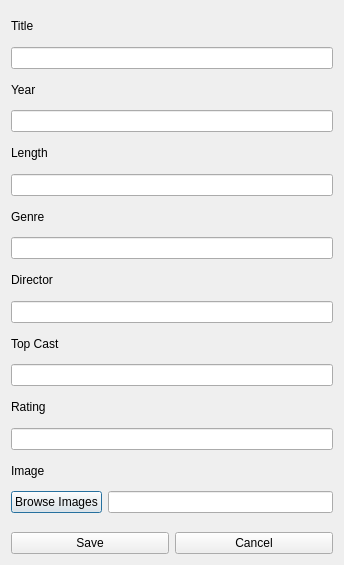
The window that dialogwindow.ui (filip-ba/movie-archive) describes before a commit, drawn with Qt 5.
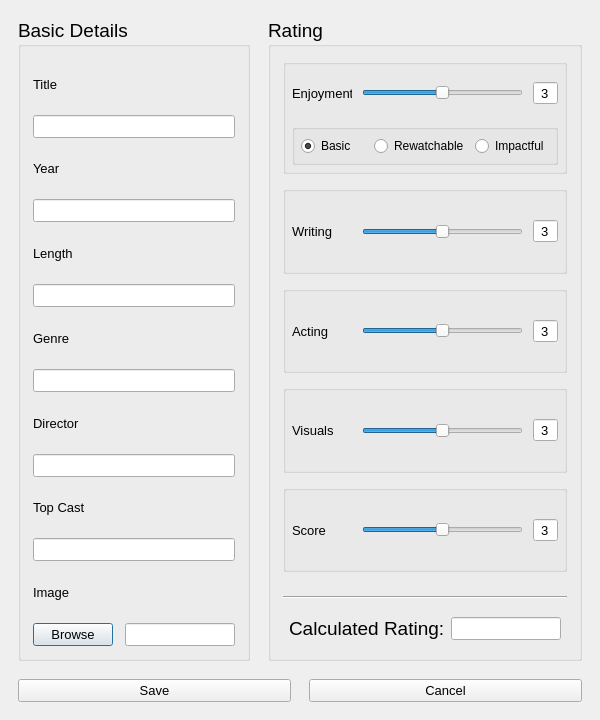
The same window after the commit.

Commit message: rating, save each movie to txt

The edit to the form file:
```diff
--- a/dialogwindow.ui
+++ b/dialogwindow.ui
@@ -2,137 +2,1133 @@
 <ui version="4.0">
  <class>DialogWindow</class>
  <widget class="QDialog" name="DialogWindow">
+  <property name="windowModality">
+   <enum>Qt::NonModal</enum>
+  </property>
+  <property name="enabled">
+   <bool>true</bool>
+  </property>
   <property name="geometry">
    <rect>
     <x>0</x>
     <y>0</y>
-    <width>344</width>
-    <height>565</height>
+    <width>600</width>
+    <height>720</height>
    </rect>
   </property>
+  <property name="sizePolicy">
+   <sizepolicy hsizetype="Fixed" vsizetype="Fixed">
+    <horstretch>0</horstretch>
+    <verstretch>0</verstretch>
+   </sizepolicy>
+  </property>
+  <property name="minimumSize">
+   <size>
+    <width>600</width>
+    <height>650</height>
+   </size>
+  </property>
+  <property name="maximumSize">
+   <size>
+    <width>600</width>
+    <height>720</height>
+   </size>
+  </property>
   <property name="windowTitle">
    <string>Dialog</string>
   </property>
-  <layout class="QVBoxLayout" name="verticalLayout">
+  <property name="sizeGripEnabled">
+   <bool>false</bool>
+  </property>
+  <layout class="QVBoxLayout" name="verticalLayout_3">
+   <property name="spacing">
+    <number>18</number>
+   </property>
+   <property name="leftMargin">
+    <number>18</number>
+   </property>
+   <property name="topMargin">
+    <number>18</number>
+   </property>
+   <property name="rightMargin">
+    <number>18</number>
+   </property>
+   <property name="bottomMargin">
+    <number>18</number>
+   </property>
    <item>
-    <widget class="QLabel" name="label">
-     <property name="text">
-      <string>Title</string>
+    <layout class="QHBoxLayout" name="horizontalLayout_10">
+     <property name="spacing">
+      <number>18</number>
      </property>
-    </widget>
-   </item>
-   <item>
-    <widget class="QLineEdit" name="leMovieName"/>
-   </item>
-   <item>
-    <widget class="QLabel" name="label_2">
-     <property name="text">
-      <string>Year</string>
-     </property>
-    </widget>
-   </item>
-   <item>
-    <widget class="QLineEdit" name="leMovieYear">
-     <property name="inputMethodHints">
-      <set>Qt::ImhNone</set>
-     </property>
-    </widget>
-   </item>
-   <item>
-    <widget class="QLabel" name="label_3">
-     <property name="text">
-      <string>Length</string>
-     </property>
-    </widget>
-   </item>
-   <item>
-    <widget class="QLineEdit" name="leMovieLength"/>
-   </item>
-   <item>
-    <widget class="QLabel" name="label_8">
-     <property name="text">
-      <string>Genre</string>
-     </property>
-    </widget>
-   </item>
-   <item>
-    <widget class="QLineEdit" name="leMovieGenre">
-     <property name="text">
-      <string/>
-     </property>
-    </widget>
-   </item>
-   <item>
-    <widget class="QLabel" name="label_4">
-     <property name="text">
-      <string>Director</string>
-     </property>
-    </widget>
-   </item>
-   <item>
-    <widget class="QLineEdit" name="leMovieDirector"/>
-   </item>
-   <item>
-    <widget class="QLabel" name="label_5">
-     <property name="text">
-      <string>Top Cast</string>
-     </property>
-    </widget>
-   </item>
-   <item>
-    <widget class="QLineEdit" name="leMovieCast"/>
-   </item>
-   <item>
-    <widget class="QLabel" name="label_6">
-     <property name="text">
-      <string>Rating</string>
-     </property>
-    </widget>
-   </item>
-   <item>
-    <widget class="QLineEdit" name="leMovieRating"/>
-   </item>
-   <item>
-    <widget class="QLabel" name="label_7">
-     <property name="text">
-      <string>Image</string>
-     </property>
-    </widget>
-   </item>
-   <item>
-    <layout class="QHBoxLayout" name="horizontalLayout_2">
      <item>
-      <widget class="QPushButton" name="btnSelectImage">
-       <property name="text">
-        <string>Browse Images</string>
+      <widget class="QGroupBox" name="groupBox">
+       <property name="sizePolicy">
+        <sizepolicy hsizetype="Preferred" vsizetype="Expanding">
+         <horstretch>0</horstretch>
+         <verstretch>0</verstretch>
+        </sizepolicy>
        </property>
+       <property name="font">
+        <font>
+         <pointsize>14</pointsize>
+         <bold>false</bold>
+        </font>
+       </property>
+       <property name="title">
+        <string>Basic Details</string>
+       </property>
+       <layout class="QVBoxLayout" name="verticalLayout_4">
+        <property name="sizeConstraint">
+         <enum>QLayout::SetDefaultConstraint</enum>
+        </property>
+        <property name="leftMargin">
+         <number>12</number>
+        </property>
+        <property name="topMargin">
+         <number>12</number>
+        </property>
+        <property name="rightMargin">
+         <number>12</number>
+        </property>
+        <property name="bottomMargin">
+         <number>12</number>
+        </property>
+        <item>
+         <widget class="QLabel" name="label">
+          <property name="font">
+           <font>
+            <pointsize>10</pointsize>
+            <bold>false</bold>
+           </font>
+          </property>
+          <property name="text">
+           <string>Title</string>
+          </property>
+         </widget>
+        </item>
+        <item>
+         <widget class="QLineEdit" name="leMovieName">
+          <property name="font">
+           <font>
+            <pointsize>10</pointsize>
+            <bold>false</bold>
+           </font>
+          </property>
+         </widget>
+        </item>
+        <item>
+         <widget class="QLabel" name="label_2">
+          <property name="font">
+           <font>
+            <pointsize>10</pointsize>
+            <bold>false</bold>
+           </font>
+          </property>
+          <property name="text">
+           <string>Year</string>
+          </property>
+         </widget>
+        </item>
+        <item>
+         <widget class="QLineEdit" name="leMovieYear">
+          <property name="font">
+           <font>
+            <pointsize>10</pointsize>
+            <bold>false</bold>
+           </font>
+          </property>
+          <property name="inputMethodHints">
+           <set>Qt::ImhNone</set>
+          </property>
+         </widget>
+        </item>
+        <item>
+         <widget class="QLabel" name="label_3">
+          <property name="font">
+           <font>
+            <pointsize>10</pointsize>
+            <bold>false</bold>
+           </font>
+          </property>
+          <property name="text">
+           <string>Length</string>
+          </property>
+         </widget>
+        </item>
+        <item>
+         <widget class="QLineEdit" name="leMovieLength">
+          <property name="font">
+           <font>
+            <pointsize>10</pointsize>
+            <bold>false</bold>
+           </font>
+          </property>
+         </widget>
+        </item>
+        <item>
+         <widget class="QLabel" name="label_8">
+          <property name="font">
+           <font>
+            <pointsize>10</pointsize>
+            <bold>false</bold>
+           </font>
+          </property>
+          <property name="text">
+           <string>Genre</string>
+          </property>
+         </widget>
+        </item>
+        <item>
+         <widget class="QLineEdit" name="leMovieGenre">
+          <property name="font">
+           <font>
+            <pointsize>10</pointsize>
+            <bold>false</bold>
+           </font>
+          </property>
+          <property name="text">
+           <string/>
+          </property>
+         </widget>
+        </item>
+        <item>
+         <widget class="QLabel" name="label_4">
+          <property name="font">
+           <font>
+            <pointsize>10</pointsize>
+            <bold>false</bold>
+           </font>
+          </property>
+          <property name="text">
+           <string>Director</string>
+          </property>
+         </widget>
+        </item>
+        <item>
+         <widget class="QLineEdit" name="leMovieDirector">
+          <property name="font">
+           <font>
+            <pointsize>10</pointsize>
+            <bold>false</bold>
+           </font>
+          </property>
+         </widget>
+        </item>
+        <item>
+         <widget class="QLabel" name="label_5">
+          <property name="font">
+           <font>
+            <pointsize>10</pointsize>
+            <bold>false</bold>
+           </font>
+          </property>
+          <property name="text">
+           <string>Top Cast</string>
+          </property>
+         </widget>
+        </item>
+        <item>
+         <widget class="QLineEdit" name="leMovieCast">
+          <property name="font">
+           <font>
+            <pointsize>10</pointsize>
+            <bold>false</bold>
+           </font>
+          </property>
+         </widget>
+        </item>
+        <item>
+         <widget class="QLabel" name="label_7">
+          <property name="font">
+           <font>
+            <pointsize>10</pointsize>
+            <bold>false</bold>
+           </font>
+          </property>
+          <property name="text">
+           <string>Image</string>
+          </property>
+         </widget>
+        </item>
+        <item>
+         <layout class="QHBoxLayout" name="horizontalLayout_2">
+          <property name="spacing">
+           <number>12</number>
+          </property>
+          <item>
+           <widget class="QPushButton" name="btnSelectImage">
+            <property name="font">
+             <font>
+              <pointsize>10</pointsize>
+              <bold>false</bold>
+             </font>
+            </property>
+            <property name="text">
+             <string>Browse</string>
+            </property>
+           </widget>
+          </item>
+          <item>
+           <widget class="QLineEdit" name="leMovieImage">
+            <property name="font">
+             <font>
+              <pointsize>10</pointsize>
+              <bold>false</bold>
+             </font>
+            </property>
+           </widget>
+          </item>
+         </layout>
+        </item>
+       </layout>
       </widget>
      </item>
      <item>
-      <widget class="QLineEdit" name="leMovieImage"/>
+      <widget class="QGroupBox" name="groupBox_2">
+       <property name="font">
+        <font>
+         <pointsize>14</pointsize>
+        </font>
+       </property>
+       <property name="title">
+        <string>Rating</string>
+       </property>
+       <layout class="QVBoxLayout" name="verticalLayout">
+        <property name="spacing">
+         <number>12</number>
+        </property>
+        <property name="leftMargin">
+         <number>12</number>
+        </property>
+        <property name="topMargin">
+         <number>12</number>
+        </property>
+        <property name="rightMargin">
+         <number>12</number>
+        </property>
+        <property name="bottomMargin">
+         <number>12</number>
+        </property>
+        <item>
+         <widget class="QGroupBox" name="groupBox_7">
+          <property name="title">
+           <string/>
+          </property>
+          <layout class="QVBoxLayout" name="verticalLayout_2">
+           <property name="spacing">
+            <number>9</number>
+           </property>
+           <property name="leftMargin">
+            <number>6</number>
+           </property>
+           <property name="topMargin">
+            <number>6</number>
+           </property>
+           <property name="rightMargin">
+            <number>6</number>
+           </property>
+           <property name="bottomMargin">
+            <number>6</number>
+           </property>
+           <item>
+            <layout class="QHBoxLayout" name="horizontalLayout_4" stretch="0,0,0">
+             <property name="spacing">
+              <number>10</number>
+             </property>
+             <property name="leftMargin">
+              <number>0</number>
+             </property>
+             <property name="topMargin">
+              <number>9</number>
+             </property>
+             <property name="rightMargin">
+              <number>0</number>
+             </property>
+             <property name="bottomMargin">
+              <number>9</number>
+             </property>
+             <item>
+              <widget class="QLabel" name="label_01">
+               <property name="sizePolicy">
+                <sizepolicy hsizetype="Fixed" vsizetype="Fixed">
+                 <horstretch>0</horstretch>
+                 <verstretch>0</verstretch>
+                </sizepolicy>
+               </property>
+               <property name="minimumSize">
+                <size>
+                 <width>60</width>
+                 <height>26</height>
+                </size>
+               </property>
+               <property name="maximumSize">
+                <size>
+                 <width>60</width>
+                 <height>26</height>
+                </size>
+               </property>
+               <property name="font">
+                <font>
+                 <pointsize>10</pointsize>
+                </font>
+               </property>
+               <property name="text">
+                <string>Enjoyment</string>
+               </property>
+              </widget>
+             </item>
+             <item>
+              <widget class="QSlider" name="slider_enjoyment">
+               <property name="font">
+                <font>
+                 <pointsize>14</pointsize>
+                 <bold>false</bold>
+                </font>
+               </property>
+               <property name="minimum">
+                <number>1</number>
+               </property>
+               <property name="maximum">
+                <number>5</number>
+               </property>
+               <property name="pageStep">
+                <number>1</number>
+               </property>
+               <property name="value">
+                <number>3</number>
+               </property>
+               <property name="orientation">
+                <enum>Qt::Horizontal</enum>
+               </property>
+               <property name="tickPosition">
+                <enum>QSlider::NoTicks</enum>
+               </property>
+              </widget>
+             </item>
+             <item>
+              <widget class="QSpinBox" name="spinbox_enjoyment">
+               <property name="sizePolicy">
+                <sizepolicy hsizetype="Fixed" vsizetype="Fixed">
+                 <horstretch>0</horstretch>
+                 <verstretch>0</verstretch>
+                </sizepolicy>
+               </property>
+               <property name="minimumSize">
+                <size>
+                 <width>25</width>
+                 <height>0</height>
+                </size>
+               </property>
+               <property name="font">
+                <font>
+                 <pointsize>10</pointsize>
+                 <bold>false</bold>
+                 <underline>false</underline>
+                 <strikeout>false</strikeout>
+                 <stylestrategy>PreferDefault</stylestrategy>
+                 <kerning>true</kerning>
+                </font>
+               </property>
+               <property name="autoFillBackground">
+                <bool>false</bool>
+               </property>
+               <property name="frame">
+                <bool>true</bool>
+               </property>
+               <property name="alignment">
+                <set>Qt::AlignCenter</set>
+               </property>
+               <property name="readOnly">
+                <bool>true</bool>
+               </property>
+               <property name="buttonSymbols">
+                <enum>QAbstractSpinBox::NoButtons</enum>
+               </property>
+               <property name="minimum">
+                <number>1</number>
+               </property>
+               <property name="maximum">
+                <number>5</number>
+               </property>
+               <property name="value">
+                <number>3</number>
+               </property>
+              </widget>
+             </item>
+            </layout>
+           </item>
+           <item>
+            <widget class="QGroupBox" name="groupBox_8">
+             <property name="font">
+              <font>
+               <pointsize>10</pointsize>
+              </font>
+             </property>
+             <property name="title">
+              <string/>
+             </property>
+             <layout class="QHBoxLayout" name="horizontalLayout_3">
+              <property name="spacing">
+               <number>6</number>
+              </property>
+              <property name="leftMargin">
+               <number>6</number>
+              </property>
+              <property name="topMargin">
+               <number>6</number>
+              </property>
+              <property name="rightMargin">
+               <number>6</number>
+              </property>
+              <property name="bottomMargin">
+               <number>6</number>
+              </property>
+              <item>
+               <widget class="QRadioButton" name="btn_basic">
+                <property name="font">
+                 <font>
+                  <pointsize>9</pointsize>
+                 </font>
+                </property>
+                <property name="text">
+                 <string>Basic</string>
+                </property>
+                <property name="checked">
+                 <bool>true</bool>
+                </property>
+               </widget>
+              </item>
+              <item>
+               <widget class="QRadioButton" name="btn_rewatchable">
+                <property name="font">
+                 <font>
+                  <pointsize>9</pointsize>
+                 </font>
+                </property>
+                <property name="text">
+                 <string>Rewatchable</string>
+                </property>
+               </widget>
+              </item>
+              <item>
+               <widget class="QRadioButton" name="btn_life_changing">
+                <property name="font">
+                 <font>
+                  <pointsize>9</pointsize>
+                 </font>
+                </property>
+                <property name="text">
+                 <string>Impactful</string>
+                </property>
+               </widget>
+              </item>
+             </layout>
+            </widget>
+           </item>
+          </layout>
+         </widget>
+        </item>
+        <item>
+         <widget class="QGroupBox" name="groupBox_3">
+          <property name="font">
+           <font>
+            <pointsize>11</pointsize>
+           </font>
+          </property>
+          <property name="title">
+           <string/>
+          </property>
+          <layout class="QHBoxLayout" name="horizontalLayout_8">
+           <property name="spacing">
+            <number>10</number>
+           </property>
+           <property name="leftMargin">
+            <number>6</number>
+           </property>
+           <property name="topMargin">
+            <number>6</number>
+           </property>
+           <property name="rightMargin">
+            <number>6</number>
+           </property>
+           <property name="bottomMargin">
+            <number>6</number>
+           </property>
+           <item>
+            <widget class="QLabel" name="label_03">
+             <property name="sizePolicy">
+              <sizepolicy hsizetype="Fixed" vsizetype="Fixed">
+               <horstretch>0</horstretch>
+               <verstretch>0</verstretch>
+              </sizepolicy>
+             </property>
+             <property name="minimumSize">
+              <size>
+               <width>60</width>
+               <height>26</height>
+              </size>
+             </property>
+             <property name="maximumSize">
+              <size>
+               <width>60</width>
+               <height>26</height>
+              </size>
+             </property>
+             <property name="font">
+              <font>
+               <pointsize>10</pointsize>
+              </font>
+             </property>
+             <property name="text">
+              <string>Writing</string>
+             </property>
+            </widget>
+           </item>
+           <item>
+            <widget class="QSlider" name="slider_writing">
+             <property name="font">
+              <font>
+               <pointsize>10</pointsize>
+               <bold>false</bold>
+              </font>
+             </property>
+             <property name="minimum">
+              <number>1</number>
+             </property>
+             <property name="maximum">
+              <number>5</number>
+             </property>
+             <property name="pageStep">
+              <number>1</number>
+             </property>
+             <property name="value">
+              <number>3</number>
+             </property>
+             <property name="orientation">
+              <enum>Qt::Horizontal</enum>
+             </property>
+             <property name="tickPosition">
+              <enum>QSlider::NoTicks</enum>
+             </property>
+            </widget>
+           </item>
+           <item>
+            <widget class="QSpinBox" name="spinbox_writing">
+             <property name="minimumSize">
+              <size>
+               <width>25</width>
+               <height>0</height>
+              </size>
+             </property>
+             <property name="font">
+              <font>
+               <pointsize>10</pointsize>
+               <bold>false</bold>
+               <underline>false</underline>
+               <strikeout>false</strikeout>
+               <stylestrategy>PreferDefault</stylestrategy>
+               <kerning>true</kerning>
+              </font>
+             </property>
+             <property name="autoFillBackground">
+              <bool>false</bool>
+             </property>
+             <property name="wrapping">
+              <bool>false</bool>
+             </property>
+             <property name="frame">
+              <bool>true</bool>
+             </property>
+             <property name="alignment">
+              <set>Qt::AlignCenter</set>
+             </property>
+             <property name="readOnly">
+              <bool>true</bool>
+             </property>
+             <property name="buttonSymbols">
+              <enum>QAbstractSpinBox::NoButtons</enum>
+             </property>
+             <property name="minimum">
+              <number>1</number>
+             </property>
+             <property name="maximum">
+              <number>5</number>
+             </property>
+             <property name="value">
+              <number>3</number>
+             </property>
+            </widget>
+           </item>
+          </layout>
+         </widget>
+        </item>
+        <item>
+         <widget class="QGroupBox" name="groupBox_4">
+          <property name="title">
+           <string/>
+          </property>
+          <layout class="QHBoxLayout" name="horizontalLayout_7">
+           <property name="spacing">
+            <number>10</number>
+           </property>
+           <property name="leftMargin">
+            <number>6</number>
+           </property>
+           <property name="topMargin">
+            <number>6</number>
+           </property>
+           <property name="rightMargin">
+            <number>6</number>
+           </property>
+           <property name="bottomMargin">
+            <number>6</number>
+           </property>
+           <item>
+            <widget class="QLabel" name="label_04">
+             <property name="sizePolicy">
+              <sizepolicy hsizetype="Fixed" vsizetype="Fixed">
+               <horstretch>0</horstretch>
+               <verstretch>0</verstretch>
+              </sizepolicy>
+             </property>
+             <property name="minimumSize">
+              <size>
+               <width>60</width>
+               <height>26</height>
+              </size>
+             </property>
+             <property name="maximumSize">
+              <size>
+               <width>60</width>
+               <height>26</height>
+              </size>
+             </property>
+             <property name="font">
+              <font>
+               <pointsize>10</pointsize>
+              </font>
+             </property>
+             <property name="text">
+              <string>Acting</string>
+             </property>
+            </widget>
+           </item>
+           <item>
+            <widget class="QSlider" name="slider_acting">
+             <property name="font">
+              <font>
+               <pointsize>10</pointsize>
+               <bold>false</bold>
+              </font>
+             </property>
+             <property name="minimum">
+              <number>1</number>
+             </property>
+             <property name="maximum">
+              <number>5</number>
+             </property>
+             <property name="pageStep">
+              <number>1</number>
+             </property>
+             <property name="value">
+              <number>3</number>
+             </property>
+             <property name="orientation">
+              <enum>Qt::Horizontal</enum>
+             </property>
+             <property name="tickPosition">
+              <enum>QSlider::NoTicks</enum>
+             </property>
+            </widget>
+           </item>
+           <item>
+            <widget class="QSpinBox" name="spinbox_acting">
+             <property name="minimumSize">
+              <size>
+               <width>25</width>
+               <height>0</height>
+              </size>
+             </property>
+             <property name="font">
+              <font>
+               <pointsize>10</pointsize>
+               <bold>false</bold>
+               <underline>false</underline>
+               <strikeout>false</strikeout>
+               <stylestrategy>PreferDefault</stylestrategy>
+               <kerning>true</kerning>
+              </font>
+             </property>
+             <property name="autoFillBackground">
+              <bool>false</bool>
+             </property>
+             <property name="frame">
+              <bool>true</bool>
+             </property>
+             <property name="alignment">
+              <set>Qt::AlignCenter</set>
+             </property>
+             <property name="readOnly">
+              <bool>true</bool>
+             </property>
+             <property name="buttonSymbols">
+              <enum>QAbstractSpinBox::NoButtons</enum>
+             </property>
+             <property name="minimum">
+              <number>1</number>
+             </property>
+             <property name="maximum">
+              <number>5</number>
+             </property>
+             <property name="value">
+              <number>3</number>
+             </property>
+            </widget>
+           </item>
+          </layout>
+         </widget>
+        </item>
+        <item>
+         <widget class="QGroupBox" name="groupBox_5">
+          <property name="title">
+           <string/>
+          </property>
+          <layout class="QHBoxLayout" name="horizontalLayout_6">
+           <property name="spacing">
+            <number>10</number>
+           </property>
+           <property name="leftMargin">
+            <number>6</number>
+           </property>
+           <property name="topMargin">
+            <number>6</number>
+           </property>
+           <property name="rightMargin">
+            <number>6</number>
+           </property>
+           <property name="bottomMargin">
+            <number>6</number>
+           </property>
+           <item>
+            <widget class="QLabel" name="label_05">
+             <property name="sizePolicy">
+              <sizepolicy hsizetype="Fixed" vsizetype="Fixed">
+               <horstretch>0</horstretch>
+               <verstretch>0</verstretch>
+              </sizepolicy>
+             </property>
+             <property name="minimumSize">
+              <size>
+               <width>60</width>
+               <height>26</height>
+              </size>
+             </property>
+             <property name="maximumSize">
+              <size>
+               <width>60</width>
+               <height>26</height>
+              </size>
+             </property>
+             <property name="font">
+              <font>
+               <pointsize>10</pointsize>
+              </font>
+             </property>
+             <property name="text">
+              <string>Visuals</string>
+             </property>
+            </widget>
+           </item>
+           <item>
+            <widget class="QSlider" name="slider_visuals">
+             <property name="font">
+              <font>
+               <pointsize>10</pointsize>
+               <bold>false</bold>
+              </font>
+             </property>
+             <property name="minimum">
+              <number>1</number>
+             </property>
+             <property name="maximum">
+              <number>5</number>
+             </property>
+             <property name="pageStep">
+              <number>1</number>
+             </property>
+             <property name="value">
+              <number>3</number>
+             </property>
+             <property name="orientation">
+              <enum>Qt::Horizontal</enum>
+             </property>
+             <property name="tickPosition">
+              <enum>QSlider::NoTicks</enum>
+             </property>
+            </widget>
+           </item>
+           <item>
+            <widget class="QSpinBox" name="spinbox_visuals">
+             <property name="minimumSize">
+              <size>
+               <width>25</width>
+               <height>0</height>
+              </size>
+             </property>
+             <property name="font">
+              <font>
+               <pointsize>10</pointsize>
+               <bold>false</bold>
+               <underline>false</underline>
+               <strikeout>false</strikeout>
+               <stylestrategy>PreferDefault</stylestrategy>
+               <kerning>true</kerning>
+              </font>
+             </property>
+             <property name="autoFillBackground">
+              <bool>false</bool>
+             </property>
+             <property name="frame">
+              <bool>true</bool>
+             </property>
+             <property name="alignment">
+              <set>Qt::AlignCenter</set>
+             </property>
+             <property name="readOnly">
+              <bool>true</bool>
+             </property>
+             <property name="buttonSymbols">
+              <enum>QAbstractSpinBox::NoButtons</enum>
+             </property>
+             <property name="minimum">
+              <number>1</number>
+             </property>
+             <property name="maximum">
+              <number>5</number>
+             </property>
+             <property name="value">
+              <number>3</number>
+             </property>
+            </widget>
+           </item>
+          </layout>
+         </widget>
+        </item>
+        <item>
+         <widget class="QGroupBox" name="groupBox_6">
+          <property name="title">
+           <string/>
+          </property>
+          <layout class="QHBoxLayout" name="horizontalLayout_5">
+           <property name="spacing">
+            <number>10</number>
+           </property>
+           <property name="leftMargin">
+            <number>6</number>
+           </property>
+           <property name="topMargin">
+            <number>6</number>
+           </property>
+           <property name="rightMargin">
+            <number>6</number>
+           </property>
+           <property name="bottomMargin">
+            <number>6</number>
+           </property>
+           <item>
+            <widget class="QLabel" name="label_06">
+             <property name="sizePolicy">
+              <sizepolicy hsizetype="Fixed" vsizetype="Fixed">
+               <horstretch>0</horstretch>
+               <verstretch>0</verstretch>
+              </sizepolicy>
+             </property>
+             <property name="minimumSize">
+              <size>
+               <width>60</width>
+               <height>26</height>
+              </size>
+             </property>
+             <property name="maximumSize">
+              <size>
+               <width>60</width>
+               <height>26</height>
+              </size>
+             </property>
+             <property name="font">
+              <font>
+               <pointsize>10</pointsize>
+               <italic>false</italic>
+               <bold>false</bold>
+               <underline>false</underline>
+               <strikeout>false</strikeout>
+              </font>
+             </property>
+             <property name="text">
+              <string>Score</string>
+             </property>
+            </widget>
+           </item>
+           <item>
+            <widget class="QSlider" name="slider_score">
+             <property name="font">
+              <font>
+               <pointsize>10</pointsize>
+               <bold>false</bold>
+              </font>
+             </property>
+             <property name="minimum">
+              <number>1</number>
+             </property>
+             <property name="maximum">
+              <number>5</number>
+             </property>
+             <property name="pageStep">
+              <number>1</number>
+             </property>
+             <property name="value">
+              <number>3</number>
+             </property>
+             <property name="orientation">
+              <enum>Qt::Horizontal</enum>
+             </property>
+             <property name="tickPosition">
+              <enum>QSlider::NoTicks</enum>
+             </property>
+            </widget>
+           </item>
+           <item>
+            <widget class="QSpinBox" name="spinbox_score">
+             <property name="minimumSize">
+              <size>
+               <width>25</width>
+               <height>0</height>
+              </size>
+             </property>
+             <property name="font">
+              <font>
+               <pointsize>10</pointsize>
+               <bold>false</bold>
+               <underline>false</underline>
+               <strikeout>false</strikeout>
+               <stylestrategy>PreferDefault</stylestrategy>
+               <kerning>true</kerning>
+              </font>
+             </property>
+             <property name="autoFillBackground">
+              <bool>false</bool>
+             </property>
+             <property name="frame">
+              <bool>true</bool>
+             </property>
+             <property name="alignment">
+              <set>Qt::AlignCenter</set>
+             </property>
+             <property name="readOnly">
+              <bool>true</bool>
+             </property>
+             <property name="buttonSymbols">
+              <enum>QAbstractSpinBox::NoButtons</enum>
+             </property>
+             <property name="minimum">
+              <number>1</number>
+             </property>
+             <property name="maximum">
+              <number>5</number>
+             </property>
+             <property name="value">
+              <number>3</number>
+             </property>
+            </widget>
+           </item>
+          </layout>
+         </widget>
+        </item>
+        <item>
+         <spacer name="verticalSpacer">
+          <property name="orientation">
+           <enum>Qt::Vertical</enum>
+          </property>
+          <property name="sizeType">
+           <enum>QSizePolicy::Fixed</enum>
+          </property>
+          <property name="sizeHint" stdset="0">
+           <size>
+            <width>20</width>
+            <height>12</height>
+           </size>
+          </property>
+         </spacer>
+        </item>
+        <item>
+         <widget class="Line" name="line">
+          <property name="lineWidth">
+           <number>1</number>
+          </property>
+          <property name="midLineWidth">
+           <number>0</number>
+          </property>
+          <property name="orientation">
+           <enum>Qt::Horizontal</enum>
+          </property>
+         </widget>
+        </item>
+        <item>
+         <layout class="QHBoxLayout" name="horizontalLayout_9">
+          <property name="spacing">
+           <number>6</number>
+          </property>
+          <property name="leftMargin">
+           <number>6</number>
+          </property>
+          <property name="topMargin">
+           <number>6</number>
+          </property>
+          <property name="rightMargin">
+           <number>6</number>
+          </property>
+          <property name="bottomMargin">
+           <number>6</number>
+          </property>
+          <item>
+           <widget class="QLabel" name="label_9">
+            <property name="font">
+             <font>
+              <pointsize>14</pointsize>
+             </font>
+            </property>
+            <property name="text">
+             <string>Calculated Rating:</string>
+            </property>
+           </widget>
+          </item>
+          <item>
+           <widget class="QLineEdit" name="leMovieRating">
+            <property name="font">
+             <font>
+              <pointsize>10</pointsize>
+              <bold>false</bold>
+             </font>
+            </property>
+           </widget>
+          </item>
+         </layout>
+        </item>
+       </layout>
+      </widget>
      </item>
     </layout>
    </item>
-   <item>
-    <spacer name="verticalSpacer">
-     <property name="orientation">
-      <enum>Qt::Vertical</enum>
-     </property>
-     <property name="sizeType">
-      <enum>QSizePolicy::Fixed</enum>
-     </property>
-     <property name="sizeHint" stdset="0">
-      <size>
-       <width>17</width>
-       <height>13</height>
-      </size>
-     </property>
-    </spacer>
-   </item>
    <item>
     <layout class="QHBoxLayout" name="horizontalLayout">
      <item>
       <widget class="QPushButton" name="btnSave">
+       <property name="font">
+        <font>
+         <pointsize>10</pointsize>
+        </font>
+       </property>
        <property name="text">
         <string>Save</string>
        </property>
@@ -140,6 +1136,11 @@
      </item>
      <item>
       <widget class="QPushButton" name="btnCancel">
+       <property name="font">
+        <font>
+         <pointsize>10</pointsize>
+        </font>
+       </property>
        <property name="text">
         <string>Cancel</string>
        </property>
```
Left out of the diff: 2 changed lines with no effect on the pictures. The commit also changes 5 other files.
